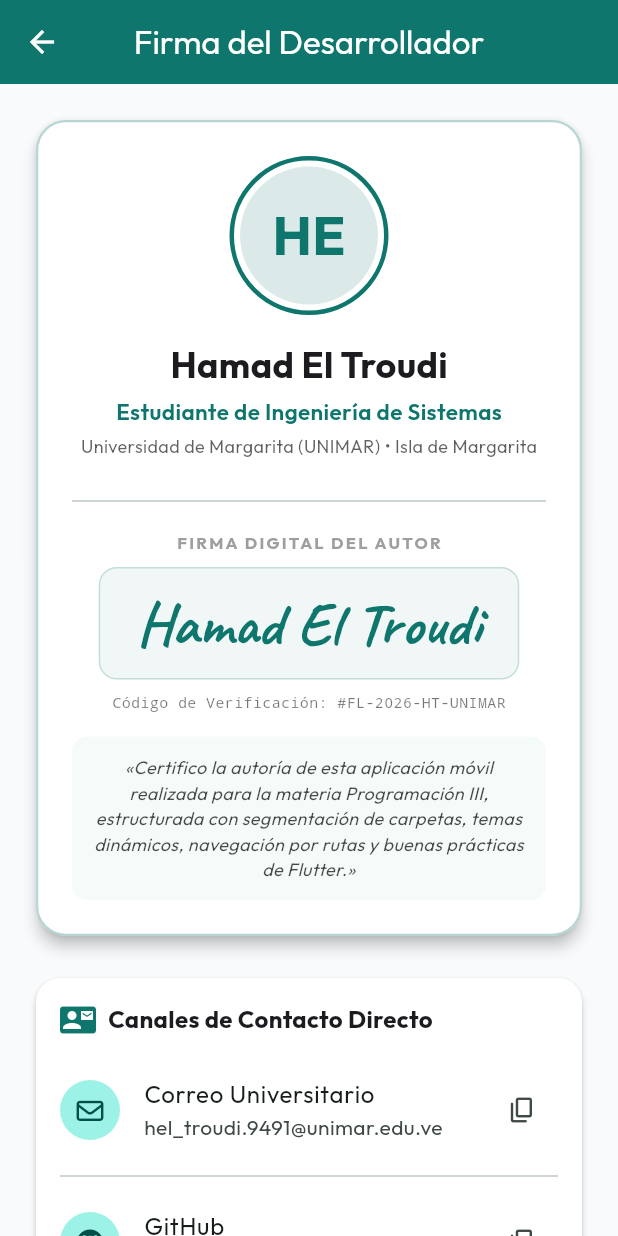
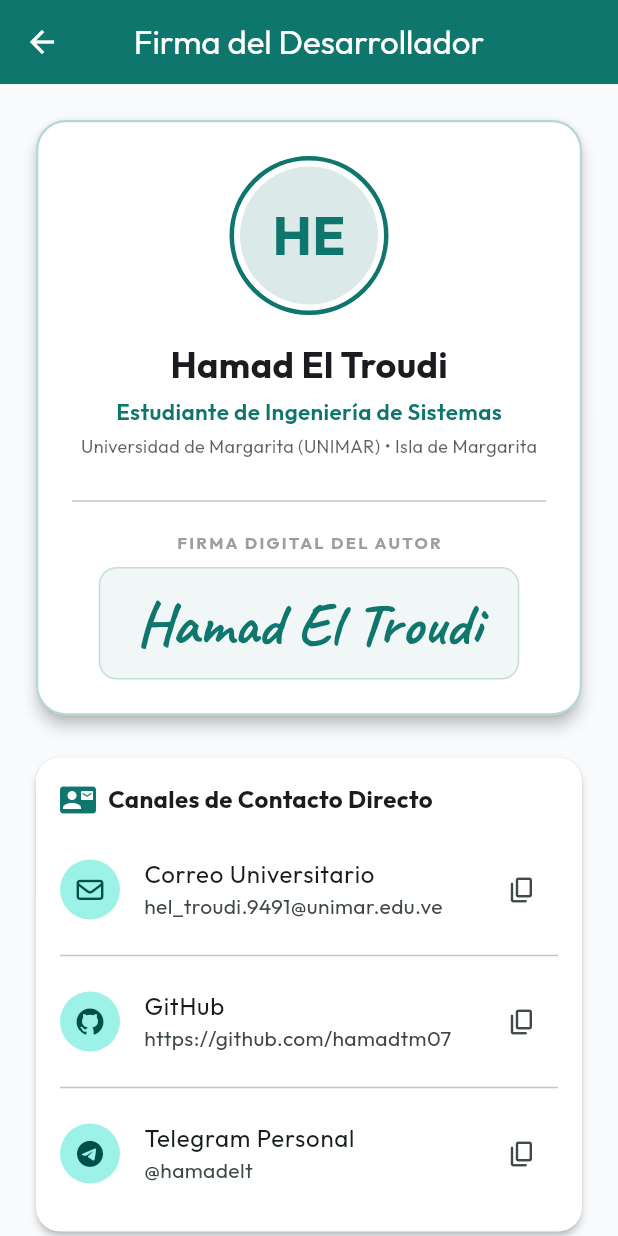
Before and after one commit to hamadtm07/portafolio, a Flutter app: the SignatureScreen screen opened by its route, on a phone screen of 412 x 824 dp. Run offline on Flutter 3.47's test engine with Material 3 defaults, Android fonts, the phone set to English and light mode, and no system bars; our stand-ins replace font_awesome_flutter, google_fonts, google_nav_bar; network calls fail.

Commit message:
refactor: simplificacion de la pantalla de firma

```diff
--- a/lib/screens/signature_screen.dart
+++ b/lib/screens/signature_screen.dart
@@ -126,32 +126,6 @@ class SignatureScreen extends StatelessWidget {
                         ),
                       ),
                     ),
-                    const SizedBox(height: 8),
-                    Text(
-                      'Código de Verificación: #FL-2026-HT-UNIMAR',
-                      style: TextStyle(
-                        fontSize: 10,
-                        fontFamily: 'monospace',
-                        color: theme.textTheme.bodySmall?.color?.withValues(alpha: 0.6),
-                      ),
-                    ),
-                    const SizedBox(height: 16),
-                    Container(
-                      padding: const EdgeInsets.all(12),
-                      decoration: BoxDecoration(
-                        color: theme.colorScheme.surface,
-                        borderRadius: BorderRadius.circular(10),
-                      ),
-                      child: Text(
-                        '«Certifico la autoría de esta aplicación móvil realizada para la materia Programación III, estructurada con segmentación de carpetas, temas dinámicos, navegación por rutas y buenas prácticas de Flutter.»',
-                        textAlign: TextAlign.center,
-                        style: TextStyle(
-                          fontSize: 12,
-                          fontStyle: FontStyle.italic,
-                          color: theme.textTheme.bodyMedium?.color?.withValues(alpha: 0.8),
-                        ),
-                      ),
-                    ),
                   ],
                 ),
               ),
```
